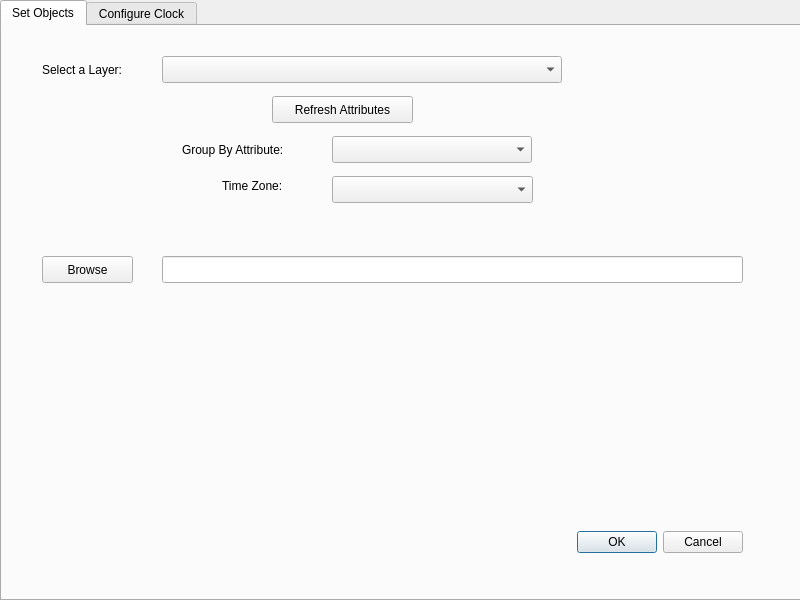
tum-gis/CZMLMovingObjects, file CzmlMovingObjects_dialog_base.ui: the form before one commit.
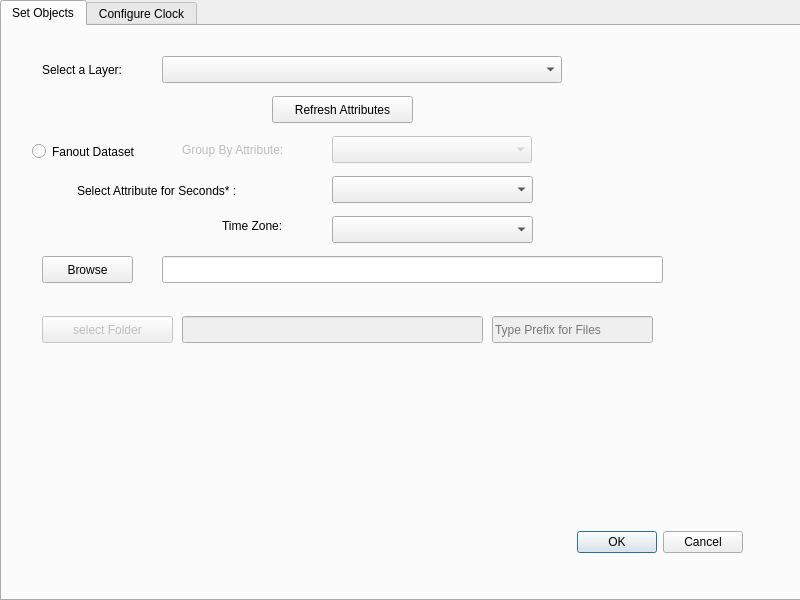
The form after the commit.

```diff
--- a/CzmlMovingObjects_dialog_base.ui
+++ b/CzmlMovingObjects_dialog_base.ui
@@ -29,7 +29,10 @@
     <attribute name="title">
      <string>Set Objects</string>
     </attribute>
-    <widget class="QLabel" name="group_by_label">
+    <widget class="QLabel" name="groupByLabel">
+     <property name="enabled">
+      <bool>false</bool>
+     </property>
      <property name="geometry">
       <rect>
        <x>180</x>
@@ -59,6 +62,9 @@
      </property>
     </widget>
     <widget class="QComboBox" name="groupByComboBox">
+     <property name="enabled">
+      <bool>false</bool>
+     </property>
      <property name="geometry">
       <rect>
        <x>330</x>
@@ -128,7 +134,7 @@
       <rect>
        <x>160</x>
        <y>230</y>
-       <width>581</width>
+       <width>501</width>
        <height>27</height>
       </rect>
      </property>
@@ -137,7 +143,7 @@
      <property name="geometry">
       <rect>
        <x>330</x>
-       <y>150</y>
+       <y>190</y>
        <width>201</width>
        <height>27</height>
       </rect>
@@ -147,7 +153,7 @@
      <property name="geometry">
       <rect>
        <x>220</x>
-       <y>150</y>
+       <y>190</y>
        <width>91</width>
        <height>20</height>
       </rect>
@@ -156,6 +162,87 @@
       <string>Time Zone:</string>
      </property>
     </widget>
+    <widget class="QRadioButton" name="radioButtonFanout">
+     <property name="geometry">
+      <rect>
+       <x>30</x>
+       <y>113</y>
+       <width>131</width>
+       <height>25</height>
+      </rect>
+     </property>
+     <property name="text">
+      <string>Fanout Dataset</string>
+     </property>
+    </widget>
+    <widget class="QPushButton" name="pushButtonSelectFolder">
+     <property name="enabled">
+      <bool>false</bool>
+     </property>
+     <property name="geometry">
+      <rect>
+       <x>40</x>
+       <y>290</y>
+       <width>131</width>
+       <height>27</height>
+      </rect>
+     </property>
+     <property name="text">
+      <string>select Folder</string>
+     </property>
+    </widget>
+    <widget class="QLineEdit" name="lineEditFolderName">
+     <property name="enabled">
+      <bool>false</bool>
+     </property>
+     <property name="geometry">
+      <rect>
+       <x>180</x>
+       <y>290</y>
+       <width>301</width>
+       <height>27</height>
+      </rect>
+     </property>
+    </widget>
+    <widget class="QLineEdit" name="lineEditFileNamePrefix">
+     <property name="enabled">
+      <bool>false</bool>
+     </property>
+     <property name="geometry">
+      <rect>
+       <x>490</x>
+       <y>290</y>
+       <width>161</width>
+       <height>27</height>
+      </rect>
+     </property>
+     <property name="placeholderText">
+      <string>Type Prefix for Files</string>
+     </property>
+    </widget>
+    <widget class="QLabel" name="labelSelectAttributeForTime">
+     <property name="geometry">
+      <rect>
+       <x>75</x>
+       <y>155</y>
+       <width>231</width>
+       <height>20</height>
+      </rect>
+     </property>
+     <property name="text">
+      <string>Select Attribute for Seconds* :</string>
+     </property>
+    </widget>
+    <widget class="QComboBox" name="comboBoxSeconds">
+     <property name="geometry">
+      <rect>
+       <x>330</x>
+       <y>150</y>
+       <width>201</width>
+       <height>27</height>
+      </rect>
+     </property>
+    </widget>
    </widget>
    <widget class="QWidget" name="tabClock">
     <attribute name="title">
```
Left out of the diff: 60 changed lines with no effect on the pictures.
